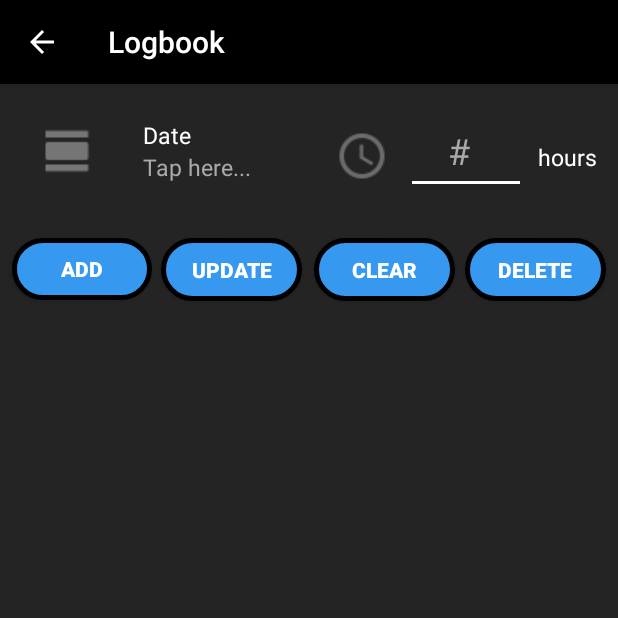
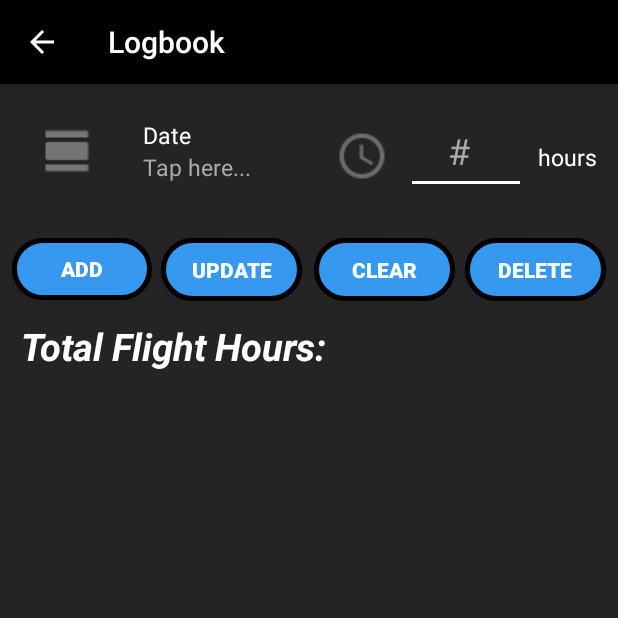
Before and after one commit to dorynakad/Pilot-Companion-App, an Android app: the LogbookActivity screen opened directly, with no data from a screen before it, on a phone screen of 412 x 824 dp, the top half of it. Run offline under Robolectric (Android 15) with nearby library versions, the phone set to English and light mode, and no system bars.

Commit message:
textview space total flight hours

```diff
--- a/app/src/main/res/layout/activity_logbook.xml
+++ b/app/src/main/res/layout/activity_logbook.xml
@@ -227,19 +227,31 @@
             android:orientation="vertical"
             app:layout_constraintTop_toBottomOf="@+id/updateBtn">
 
+            <TextView
+                android:layout_width="wrap_content"
+                android:layout_height="wrap_content"
+                android:layout_marginTop="7dp"
+                android:layout_marginLeft="14dp"
+                android:text="Total Flight Hours:"
+                android:textColor="#FFF"
+                android:textSize="25sp"
+                android:textStyle="italic|bold"
+
+                />
+
             <ListView
                 android:id="@+id/listView"
-                android:layout_width="match_parent"
-                android:layout_height="match_parent"
+                android:layout_width="wrap_content"
+                android:layout_height="342dp"
                 android:layout_marginStart="8dp"
-                android:layout_marginTop="8dp"
+                android:layout_marginTop="20dp"
                 android:layout_marginEnd="8dp"
                 android:alwaysDrawnWithCache="true"
                 android:background="@android:color/transparent"
                 android:choiceMode="singleChoice"
                 android:divider="@android:color/darker_gray"
                 android:dividerHeight="1dp"
-                android:headerDividersEnabled="false"
+                android:headerDividersEnabled="true"
                 android:horizontalSpacing="3dp"
                 android:verticalSpacing="3dp" />
         </LinearLayout>
```
